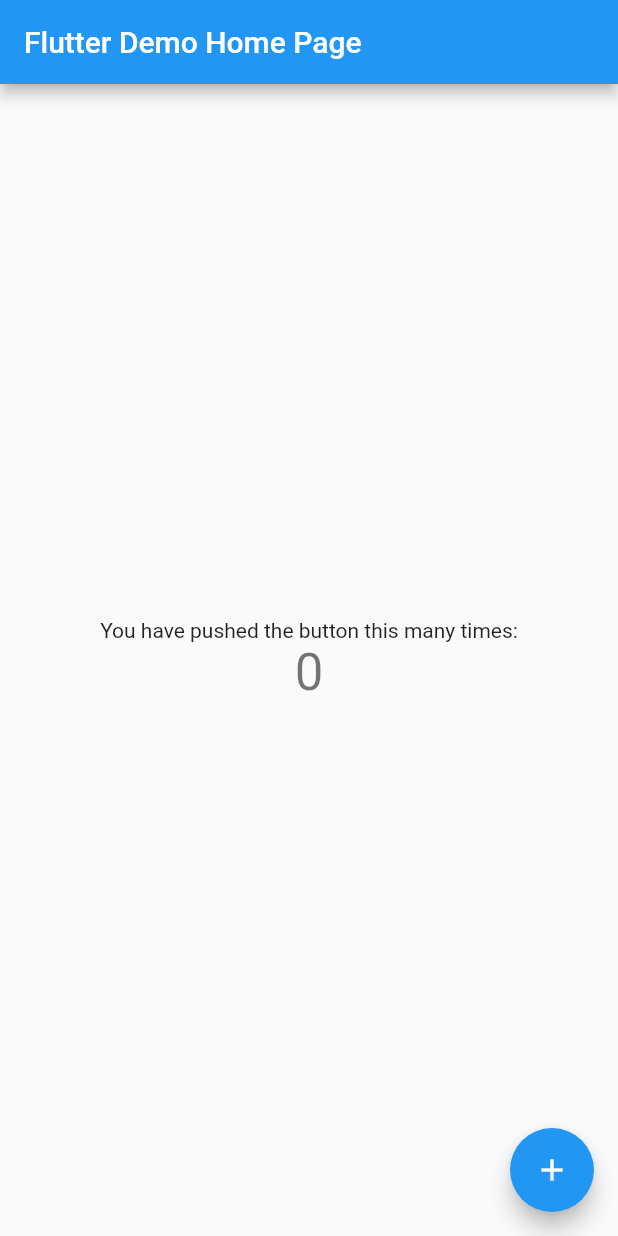
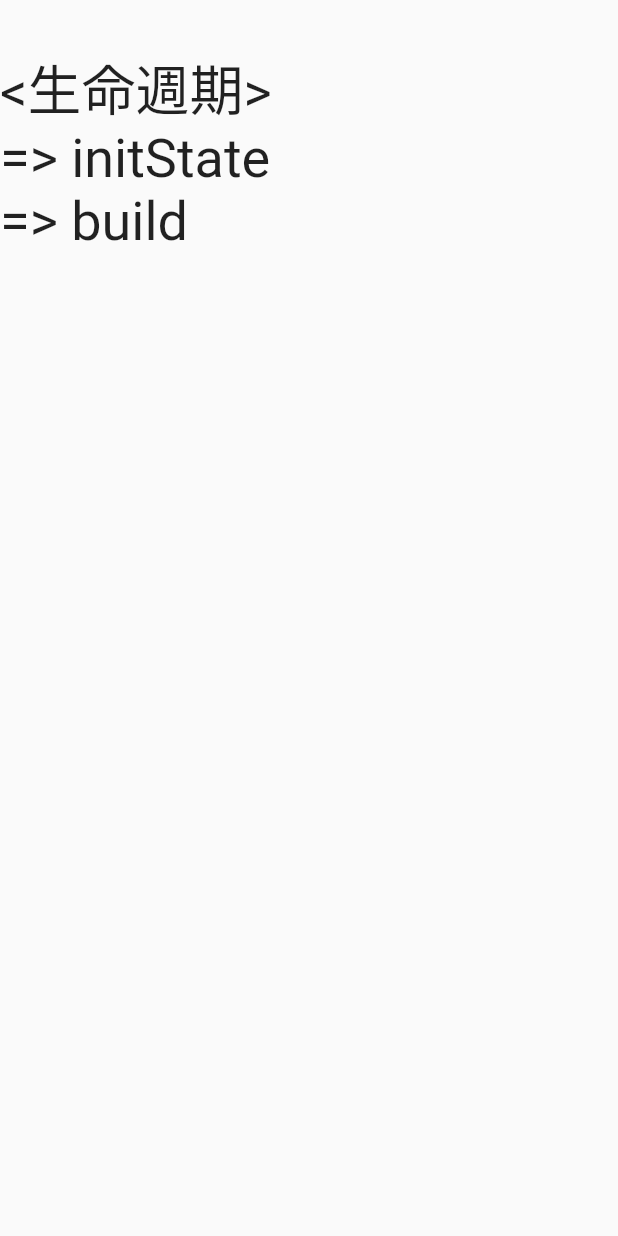
Before and after one commit to William-Weng/Flutter-First-App, a Flutter app: the screen it shows after launch, on a phone screen of 412 x 824 dp. Run offline on Flutter 3.47's test engine with Material 2 defaults, Android fonts, the light colour scheme and no system bars.

Commit message:
測試生命週期

```diff
--- a/lib/main.dart
+++ b/lib/main.dart
@@ -1,4 +1,5 @@
 import 'package:flutter/material.dart';
+import 'package:flutter_first_app/page/homePage.dart';
 
 void main() {
   runApp(const MyApp());
@@ -7,61 +8,12 @@
 class MyApp extends StatelessWidget {
   const MyApp({super.key});
 
-  // This widget is the root of your application.
   @override
   Widget build(BuildContext context) {
-    return MaterialApp(
-      title: 'Flutter Demo',
-      theme: ThemeData(
-        primarySwatch: Colors.blue,
-      ),
-      home: const MyHomePage(title: 'Flutter Demo Home Page'),
+    return const MaterialApp(
+      title: '生命週期',
+      debugShowCheckedModeBanner: false,
+      home: HomePage(title: '<生命週期>'),
     );
   }
 }
-
-class MyHomePage extends StatefulWidget {
-  const MyHomePage({super.key, required this.title});
-  final String title;
-
-  @override
-  State<MyHomePage> createState() => _MyHomePageState();
-}
-
-class _MyHomePageState extends State<MyHomePage> {
-  int _counter = 0;
-
-  void _incrementCounter() {
-    setState(() {
-      _counter++;
-    });
-  }
-
-  @override
-  Widget build(BuildContext context) {
-    return Scaffold(
-      appBar: AppBar(
-        title: Text(widget.title),
-      ),
-      body: Center(
-        child: Column(
-          mainAxisAlignment: MainAxisAlignment.center,
-          children: <Widget>[
-            const Text(
-              'You have pushed the button this many times:',
-            ),
-            Text(
-              '$_counter',
-              style: Theme.of(context).textTheme.headline4,
-            ),
-          ],
-        ),
-      ),
-      floatingActionButton: FloatingActionButton(
-        onPressed: _incrementCounter,
-        tooltip: 'Increment',
-        child: const Icon(Icons.add),
-      ),
-    );
-  }
-}
--- /dev/null
+++ b/lib/page/homePage.dart
@@ -0,0 +1,80 @@
+import 'dart:developer';
+
+import 'package:flutter/material.dart';
+
+class HomePage extends StatefulWidget {
+  const HomePage({super.key, required this.title});
+  final String title;
+
+  @override
+  State<HomePage> createState() => _HomePageState();
+}
+
+class _HomePageState extends State<HomePage> with WidgetsBindingObserver {
+  String _message = '';
+
+  @override
+  void didChangeAppLifecycleState(AppLifecycleState state) {
+    super.didChangeAppLifecycleState(state);
+
+    switch (state) {
+      case AppLifecycleState.detached:
+        _message += ' \n=> detached';
+        break;
+      case AppLifecycleState.inactive:
+        _message += ' \n=> inactive';
+        break;
+      case AppLifecycleState.paused:
+        _message += ' \n=> paused';
+        break;
+      case AppLifecycleState.resumed:
+        _message += ' \n=> resumed';
+        break;
+    }
+
+    log(_message);
+  }
+
+  @override
+  void initState() {
+    super.initState();
+    WidgetsBinding.instance.addObserver(this);
+    _message = widget.title;
+    _message += ' \n=> initState';
+    log(_message);
+  }
+
+  @override
+  void dispose() {
+    super.dispose();
+    WidgetsBinding.instance.removeObserver(this);
+    _message += ' \n=> dispose';
+    log(_message);
+  }
+
+  @override
+  void deactivate() {
+    super.deactivate();
+    _message += ' \n=> deactivate';
+    log(_message);
+  }
+
+  @override
+  Widget build(BuildContext context) {
+    _message += ' \n=> build';
+    log(_message);
+
+    return Scaffold(
+      body: Padding(
+        padding: const EdgeInsets.only(top: 32.0),
+        child: Text(
+          _message,
+          textAlign: TextAlign.left,
+          style: const TextStyle(
+            fontSize: 36,
+          ),
+        ),
+      ),
+    );
+  }
+}
```
Also changed, not shown: pubspec.yaml (+2 -72 lines), pubspec.lock.
